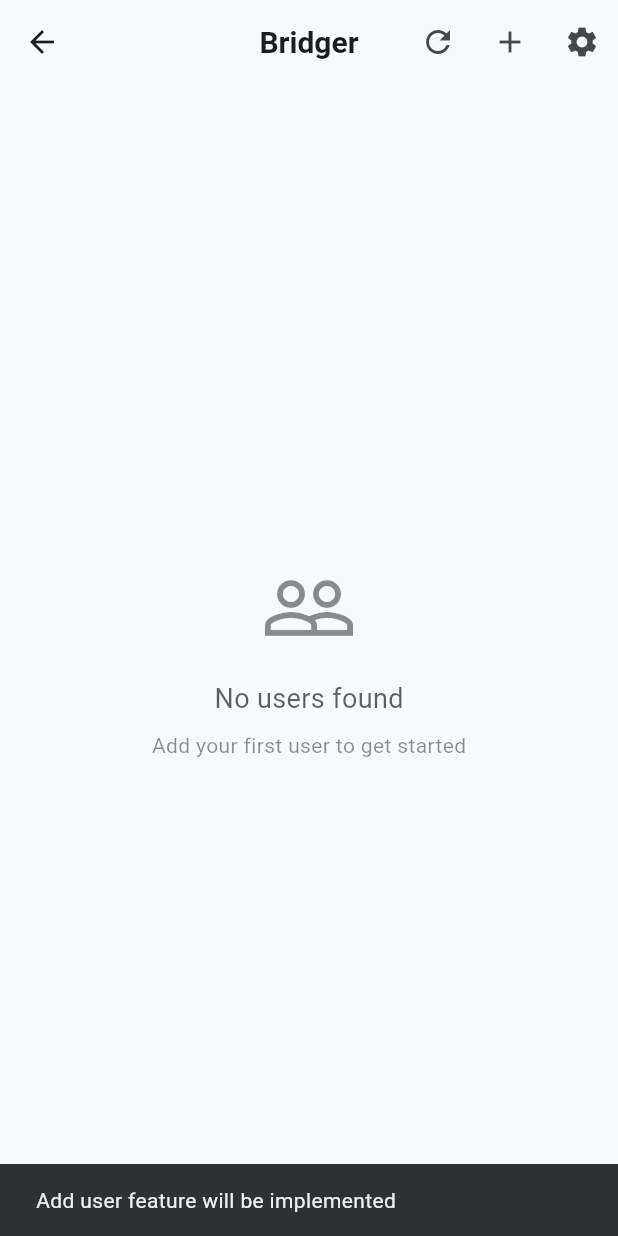
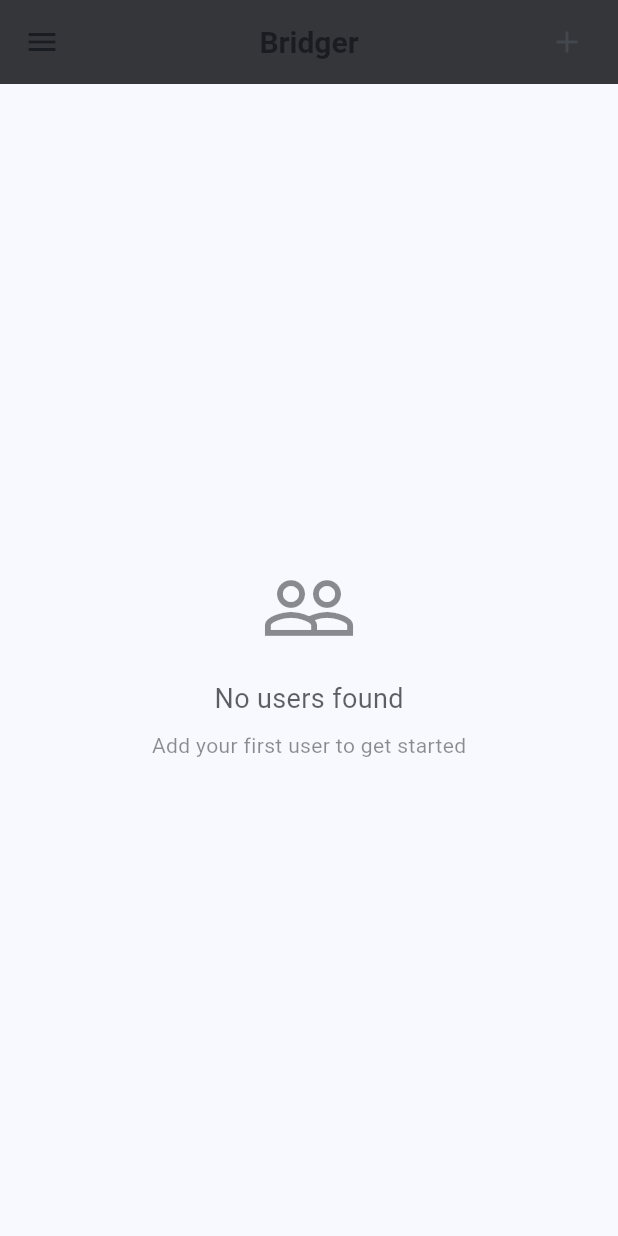
Before and after one commit to B-Bridger/client, a Flutter app: the HomeScreen screen opened by its route, after a tap on the "add" icon, on a phone screen of 412 x 824 dp. Run offline on Flutter 3.47's test engine with Material 3 defaults, Android fonts, the phone set to English and light mode, and no system bars; missing offline and left inert: bitsdojo_window, window_manager; accounts and stored records are empty.

Commit message:
:construction: AppBar 아이콘 변경
feature 별 업무 분할을 위해 공통 부분 작업 진행

```diff
--- a/lib/ui/screens/home_screen.dart
+++ b/lib/ui/screens/home_screen.dart
@@ -26,6 +26,9 @@ class _HomeScreenState extends State<HomeScreen> {
   Widget build(BuildContext context) {
     return Scaffold(
       appBar: AppBar(
+        // TODO: 반응형 지원 필요
+        actionsPadding: EdgeInsets.only(right: 10),
+        backgroundColor: Color.fromARGB(255, 53, 54, 58),
         title: Text(
           'Bridger',
           style: TextStyle(
@@ -33,20 +36,18 @@ class _HomeScreenState extends State<HomeScreen> {
             fontWeight: FontWeight.bold,
           ),
         ),
+        leading: IconButton(
+          icon: const Icon(Icons.menu),
+          onPressed: () {
+            // TODO: Drawer와 연동 필요
+          },
+        ),
         actions: [
           IconButton(
-            icon: const Icon(Icons.refresh),
-            onPressed: () => context.read<UserProvider>().loadUsers(),
-          ),
-          IconButton(
             icon: const Icon(Icons.add),
-            onPressed: () => _showAddUserDialog(context),
-          ),
-          IconButton(
-            icon: const Icon(Icons.settings),
-            onPressed: () => Navigator.of(context).push(
-              MaterialPageRoute(builder: (context) => const SettingsScreen()),
-            ),
+            onPressed: () {
+              // TODO: Chatting Create Dialog / Page 연동 필요
+            },
           ),
         ],
       ),
```
